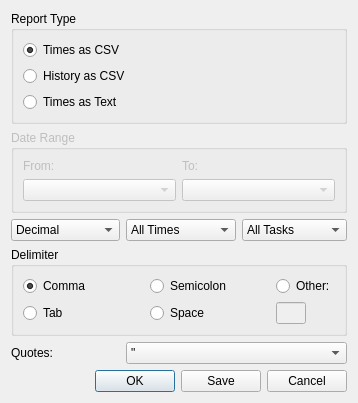
Old version of the form src/csvexportdialog.ui in the repository KDE/ktimetracker.
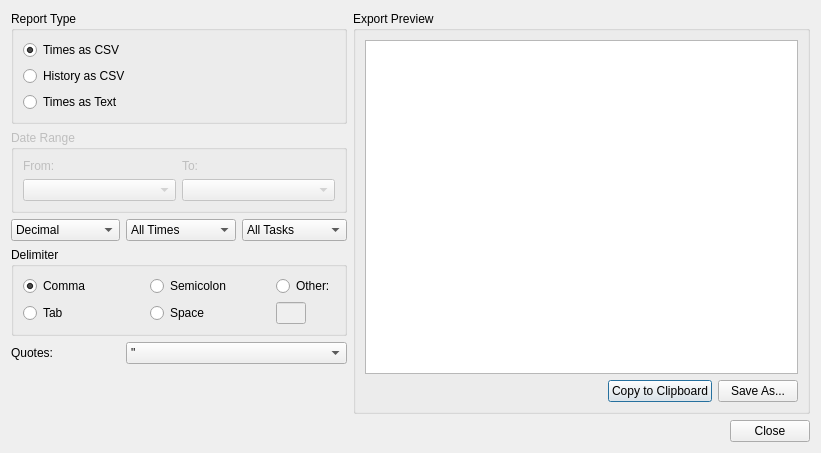
New version of the form. Icons and pictures are not drawn. Custom widgets are drawn as their Qt base class.

Commit message: Implement text preview in CSV Export dialog

Patch:
```diff
--- a/src/csvexportdialog.ui
+++ b/src/csvexportdialog.ui
@@ -6,14 +6,69 @@
    <rect>
     <x>0</x>
     <y>0</y>
-    <width>343</width>
-    <height>361</height>
+    <width>821</width>
+    <height>453</height>
    </rect>
   </property>
   <property name="windowTitle">
    <string>CSV Export</string>
   </property>
   <layout class="QGridLayout">
+   <item row="0" column="4" rowspan="6">
+    <widget class="QGroupBox" name="grpPreview">
+     <property name="sizePolicy">
+      <sizepolicy hsizetype="Expanding" vsizetype="Preferred">
+       <horstretch>0</horstretch>
+       <verstretch>0</verstretch>
+      </sizepolicy>
+     </property>
+     <property name="title">
+      <string>Export Preview</string>
+     </property>
+     <layout class="QVBoxLayout" name="verticalLayout_2">
+      <item>
+       <widget class="QTextBrowser" name="previewText"/>
+      </item>
+      <item>
+       <layout class="QHBoxLayout" name="horizontalLayout">
+        <item>
+         <spacer name="horizontalSpacer">
+          <property name="orientation">
+           <enum>Qt::Horizontal</enum>
+          </property>
+          <property name="sizeHint" stdset="0">
+           <size>
+            <width>40</width>
+            <height>20</height>
+           </size>
+          </property>
+         </spacer>
+        </item>
+        <item>
+         <widget class="QPushButton" name="btnToClipboard">
+          <property name="text">
+           <string>Copy to Clipboard</string>
+          </property>
+          <property name="icon">
+           <iconset theme="edit-copy"/>
+          </property>
+         </widget>
+        </item>
+        <item>
+         <widget class="QPushButton" name="btnSaveAs">
+          <property name="text">
+           <string>Save As...</string>
+          </property>
+          <property name="icon">
+           <iconset theme="document-save-as"/>
+          </property>
+         </widget>
+        </item>
+       </layout>
+      </item>
+     </layout>
+    </widget>
+   </item>
    <item row="0" column="0" colspan="4">
     <widget class="QGroupBox" name="grpReportType">
      <property name="title">
@@ -292,10 +347,10 @@
      </property>
     </spacer>
    </item>
-   <item row="6" column="0" colspan="4">
+   <item row="6" column="0" colspan="5">
     <widget class="QDialogButtonBox" name="buttonBox">
      <property name="standardButtons">
-      <set>QDialogButtonBox::Cancel|QDialogButtonBox::Ok|QDialogButtonBox::Save</set>
+      <set>QDialogButtonBox::Close</set>
      </property>
     </widget>
    </item>
```
The commit also changes 1 other file.
